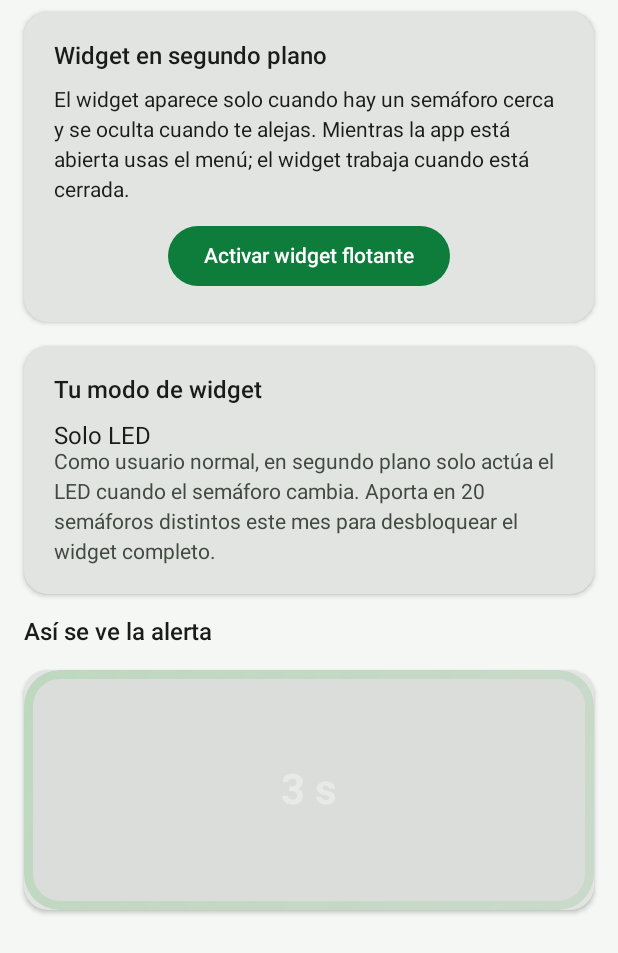
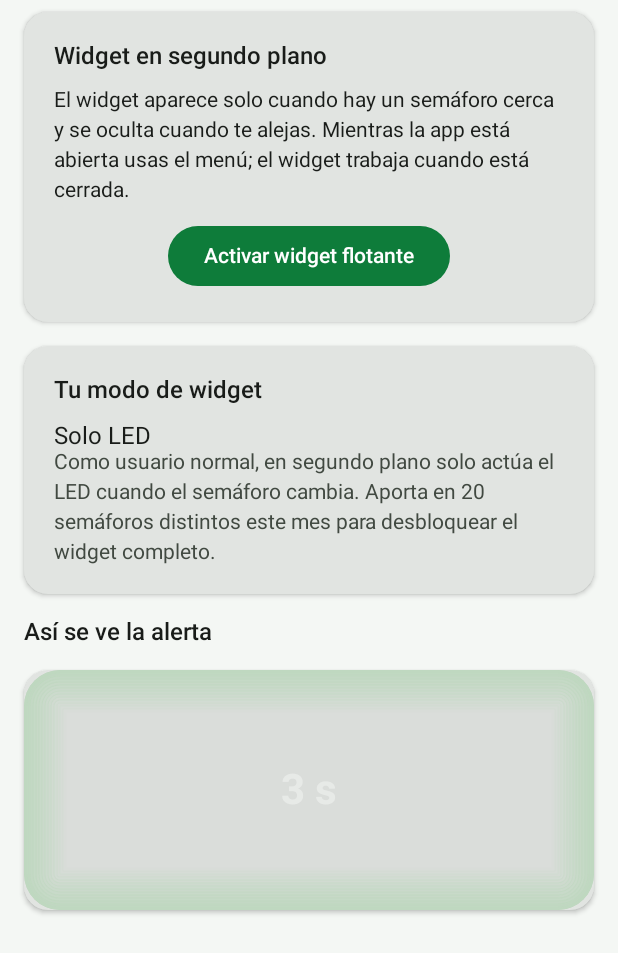
Before and after one commit to 4vazquez/app-semaforos, an Android app built with Jetpack Compose: the composable AlertasScreen called with empty values, on a phone screen of 412 x 824 dp. Shown: the top 953 px of the screen. Run offline under Robolectric (Android 15) with nearby library versions, the phone set to English and light mode, and no system bars; network calls fail.

Commit message:
v1.1.2: LED en degradado (intenso en la orilla, difuminado al centro)
- LedBorder: línea nítida de color en el borde exterior + banda de
  luz en degradado hacia adentro (14 trazos concéntricos, cada uno
  más tenue), 28 dp en la barra completa y 16 dp en la píldora.
  El degradado sigue la forma redondeada sin artefactos en esquinas.
- Alfa de cada paso como lógica pura (glowStepAlpha) + 3 pruebas
  nuevas (LedBorderTest). 101/101 pruebas pasan (sandbox runner).
- versionCode 10 / versionName 1.1.2.

```diff
--- a/android/app/build.gradle.kts
+++ b/android/app/build.gradle.kts
@@ -35,8 +35,8 @@ android {
         applicationId = "com.alan.semaforosmx"
         minSdk = 26
         targetSdk = 34
-        versionCode = 9
-        versionName = "1.1.1"
+        versionCode = 10
+        versionName = "1.1.2"
         testInstrumentationRunner = "androidx.test.runner.AndroidJUnitRunner"
 
         // Configuración de Supabase + Google Sign-In (v1.1): se lee de
--- a/android/app/src/main/java/com/alan/semaforosmx/widget/LedBorder.kt
+++ b/android/app/src/main/java/com/alan/semaforosmx/widget/LedBorder.kt
@@ -4,8 +4,8 @@ import androidx.compose.animation.core.RepeatMode
 import androidx.compose.animation.core.animateFloatAsState
 import androidx.compose.animation.core.infiniteRepeatable
 import androidx.compose.animation.core.tween
+import androidx.compose.foundation.Canvas
 import androidx.compose.foundation.background
-import androidx.compose.foundation.border
 import androidx.compose.foundation.layout.Box
 import androidx.compose.foundation.layout.fillMaxSize
 import androidx.compose.foundation.layout.padding
@@ -17,8 +17,11 @@ import androidx.compose.ui.Alignment
 import androidx.compose.ui.Modifier
 import androidx.compose.ui.draw.alpha
 import androidx.compose.ui.draw.clip
-import androidx.compose.ui.graphics.Brush
+import androidx.compose.ui.geometry.CornerRadius
+import androidx.compose.ui.geometry.Offset
+import androidx.compose.ui.geometry.Size
 import androidx.compose.ui.graphics.Color
+import androidx.compose.ui.graphics.drawscope.Stroke
 import androidx.compose.ui.text.font.FontWeight
 import androidx.compose.ui.unit.dp
 import androidx.compose.ui.unit.sp
@@ -46,12 +49,17 @@ enum class LedState {
  * Diseño de seguridad vial: solo color y un número grande. Nada que invite
  * a leer o mirar la pantalla más de lo necesario.
  *
+ * El brillo es intenso en la orilla y se difumina en degradado hacia el
+ * centro (v1.1.2, decisión de Alan): una línea nítida de color en el borde
+ * exterior y una banda de luz que se apaga poco a poco hacia adentro, como
+ * un LED real. El centro queda libre para el número y los botones.
+ *
  * @param state estado actual del semáforo.
  * @param secondsLeft segundos estimados hasta el verde (null si no hay dato).
  * @param opacity opacidad manual del widget (0.2–1.0), controlada por slider.
  * @param showCountdown true si la confianza permite cuenta regresiva.
- * @param compact true para la píldora solo-LED (usuarios normales): borde más
- * delgado, texto más chico y esquinas de píldora.
+ * @param compact true para la píldora solo-LED (usuarios normales): banda
+ * de luz más angosta, texto más chico y esquinas de píldora.
  */
 @Composable
 fun LedBorder(
@@ -79,9 +87,11 @@ fun LedBorder(
         LedState.GREEN -> Color(0xFF00E676) // Verde brillante: ¡ya!
         LedState.UNKNOWN -> Color(0xFF9E9E9E) // Gris: sin datos.
     }
-    // La píldora solo-LED es más chica: borde delgado y esquinas redondas.
+    // La píldora solo-LED es más chica: banda de luz más angosta y
+    // esquinas más redondas.
     val shape = RoundedCornerShape(if (compact) 36.dp else 24.dp)
-    val borderWidth = if (compact) 4.dp else 6.dp
+    val cornerRadius = if (compact) 36.dp else 24.dp
+    val glowWidth = if (compact) 16.dp else 28.dp
     val fontSize = if (compact) 20.sp else 28.sp
 
     Box(
@@ -89,16 +99,37 @@ fun LedBorder(
             .fillMaxSize()
             .alpha(effectiveAlpha)
             .clip(shape)
-            .border(
-                width = borderWidth,
-                brush = Brush.linearGradient(
-                    listOf(borderColor, borderColor.copy(alpha = 0.6f))
-                ),
-                shape = shape
-            )
             .background(Color.Black.copy(alpha = 0.15f * opacity)),
         contentAlignment = Alignment.Center
     ) {
+        // Degradado del LED: intenso en la orilla, transparente al centro.
+        // Se dibuja con trazos concéntricos (cada uno más tenue que el
+        // anterior) para que el degradado siga la forma redondeada del
+        // widget sin artefactos en las esquinas.
+        Canvas(modifier = Modifier.fillMaxSize()) {
+            val glowPx = minOf(glowWidth.toPx(), minOf(size.width, size.height) / 2f)
+            val cornerPx = cornerRadius.toPx()
+            val steps = LED_GLOW_STEPS
+            val stepPx = glowPx / steps
+            for (k in 0 until steps) {
+                val inset = stepPx * (k + 0.5f)
+                drawRoundRect(
+                    color = borderColor.copy(alpha = glowStepAlpha(k, steps)),
+                    topLeft = Offset(inset, inset),
+                    size = Size(size.width - 2 * inset, size.height - 2 * inset),
+                    cornerRadius = CornerRadius((cornerPx - inset).coerceAtLeast(0f)),
+                    style = Stroke(width = stepPx + 1f)
+                )
+            }
+            // Línea nítida en la orilla: el borde del LED bien definido.
+            drawRoundRect(
+                color = borderColor,
+                topLeft = Offset(1f, 1f),
+                size = Size(size.width - 2f, size.height - 2f),
+                cornerRadius = CornerRadius((cornerPx - 1f).coerceAtLeast(0f)),
+                style = Stroke(width = 2f)
+            )
+        }
         val label = when {
             state == LedState.GREEN -> "¡Verde!"
             state == LedState.UNKNOWN -> "Sin datos"
@@ -115,3 +146,13 @@ fun LedBorder(
         )
     }
 }
+
+/** Trazos concéntricos que forman el degradado del LED. */
+private const val LED_GLOW_STEPS = 14
+
+/**
+ * Alfa del paso `index` (0 = orilla) de un degradado de `steps` pasos:
+ * 1.0 en la orilla y casi 0 en el paso más interior.
+ */
+internal fun glowStepAlpha(index: Int, steps: Int): Float =
+    (1f - index / steps.toFloat()).coerceIn(0f, 1f)
```
Also changed, not shown: 4 other files.
